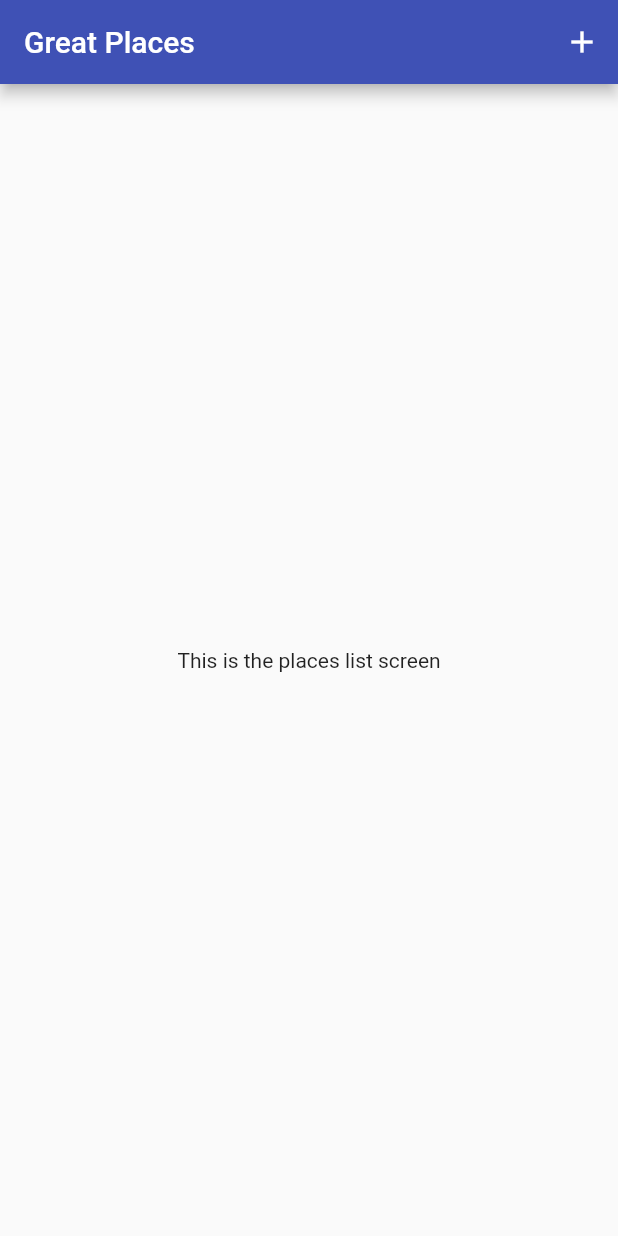
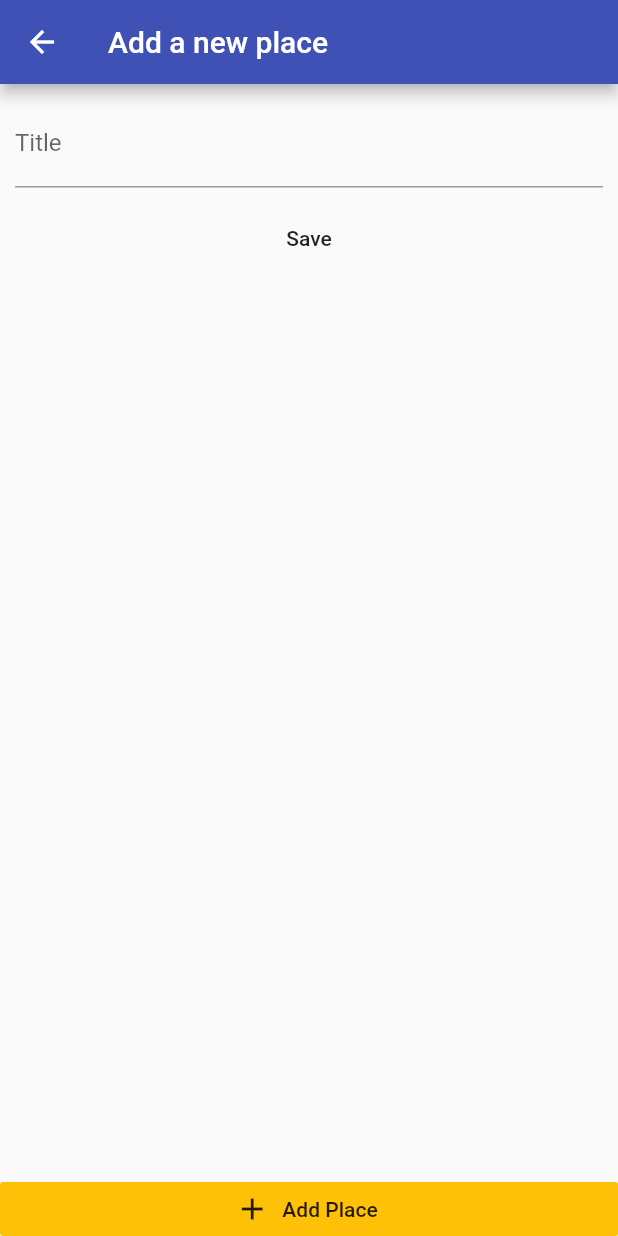
Before and after one commit to Prat2030/Flutter_GreatPlaces_App, a Flutter app: the screen it shows after launch, after a tap on the "add" icon, on a phone screen of 412 x 824 dp. Run offline on Flutter 3.47's test engine with Material 2 defaults, Android fonts, the phone set to English and light mode, and no system bars.

Commit message:
added text field and button to bottom in add new place screen

```diff
--- a/lib/main.dart
+++ b/lib/main.dart
@@ -3,6 +3,7 @@ import 'package:flutter/material.dart';
 import 'package:provider/provider.dart';
 import './screens/places_list_screen.dart';
 import './provider/great_places.dart';
+import './screens/add_place_screen.dart';
 
 void main() => runApp(MyApp());
 
@@ -18,6 +19,9 @@ class MyApp extends StatelessWidget {
           accentColor: Colors.amber,
         ),
         home: PlacesListScreen(),
+        routes: {
+          '/add-place': (ctx) => AddPlaceScreen(),
+        },
       ),
     );
   }
--- a/lib/screens/add_place_screen.dart
+++ b/lib/screens/add_place_screen.dart
@@ -0,0 +1,63 @@
+// ignore_for_file: prefer_const_constructors, prefer_const_literals_to_create_immutables
+
+import 'package:flutter/material.dart';
+
+class AddPlaceScreen extends StatefulWidget {
+  AddPlaceScreen({Key? key}) : super(key: key);
+
+  static const routeName = '/add-place';
+
+  @override
+  State<AddPlaceScreen> createState() => _AddPlaceScreenState();
+}
+
+class _AddPlaceScreenState extends State<AddPlaceScreen> {
+  final _titleController = TextEditingController();
+
+  @override
+  Widget build(BuildContext context) {
+    return Scaffold(
+      appBar: AppBar(
+        title: Text('Add a new place'),
+      ),
+      body: Column(
+        // mainAxisAlignment: MainAxisAlignment.spaceBetween,
+        crossAxisAlignment: CrossAxisAlignment.stretch,
+        children: <Widget>[
+          Expanded(
+              child: SingleChildScrollView(
+            child: Padding(
+              padding: const EdgeInsets.all(10),
+              child: Column(
+                children: <Widget>[
+                  TextField(
+                    decoration: InputDecoration(
+                      labelText: 'Title',
+                    ),
+                    controller: _titleController,
+                  ),
+                  SizedBox(
+                    height: 10,
+                  ),
+                  Container(),
+                  FlatButton(
+                    onPressed: () {},
+                    child: Text('Save'),
+                  ),
+                ],
+              ),
+            ),
+          )),
+          RaisedButton.icon(
+            onPressed: () {},
+            icon: Icon(Icons.add),
+            label: Text('Add Place'),
+            elevation: 0,
+            materialTapTargetSize: MaterialTapTargetSize.shrinkWrap,
+            color: Theme.of(context).accentColor,
+          ),
+        ],
+      ),
+    );
+  }
+}
--- a/lib/screens/places_list_screen.dart
+++ b/lib/screens/places_list_screen.dart
@@ -1,4 +1,5 @@
 import 'package:flutter/material.dart';
+import 'package:flutter_places_app/screens/add_place_screen.dart';
 
 class PlacesListScreen extends StatelessWidget {
   const PlacesListScreen({Key? key}) : super(key: key);
@@ -12,7 +13,7 @@ class PlacesListScreen extends StatelessWidget {
           IconButton(
             icon: Icon(Icons.add),
             onPressed: () {
-              Navigator.of(context).pushNamed('/add-place');
+              Navigator.of(context).pushNamed(AddPlaceScreen.routeName);
             },
           ),
         ],
```
Also changed, not shown: lib/widgets/image_input.dart (added).
